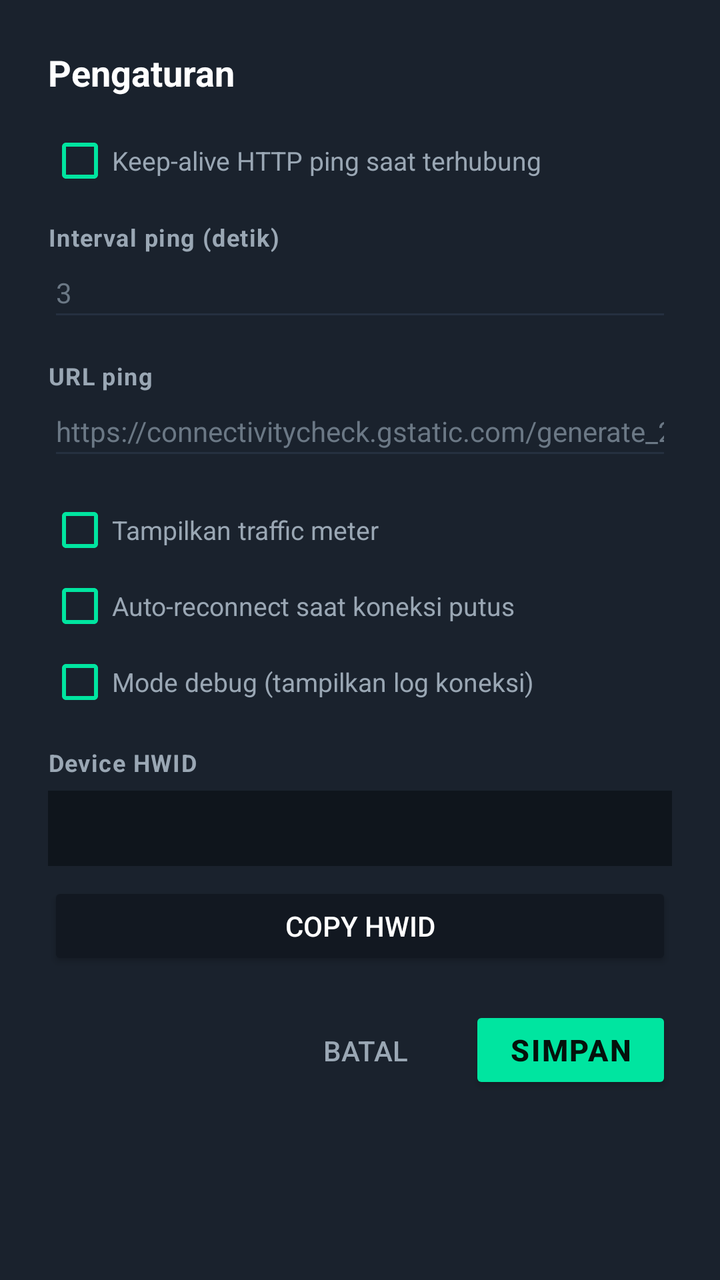
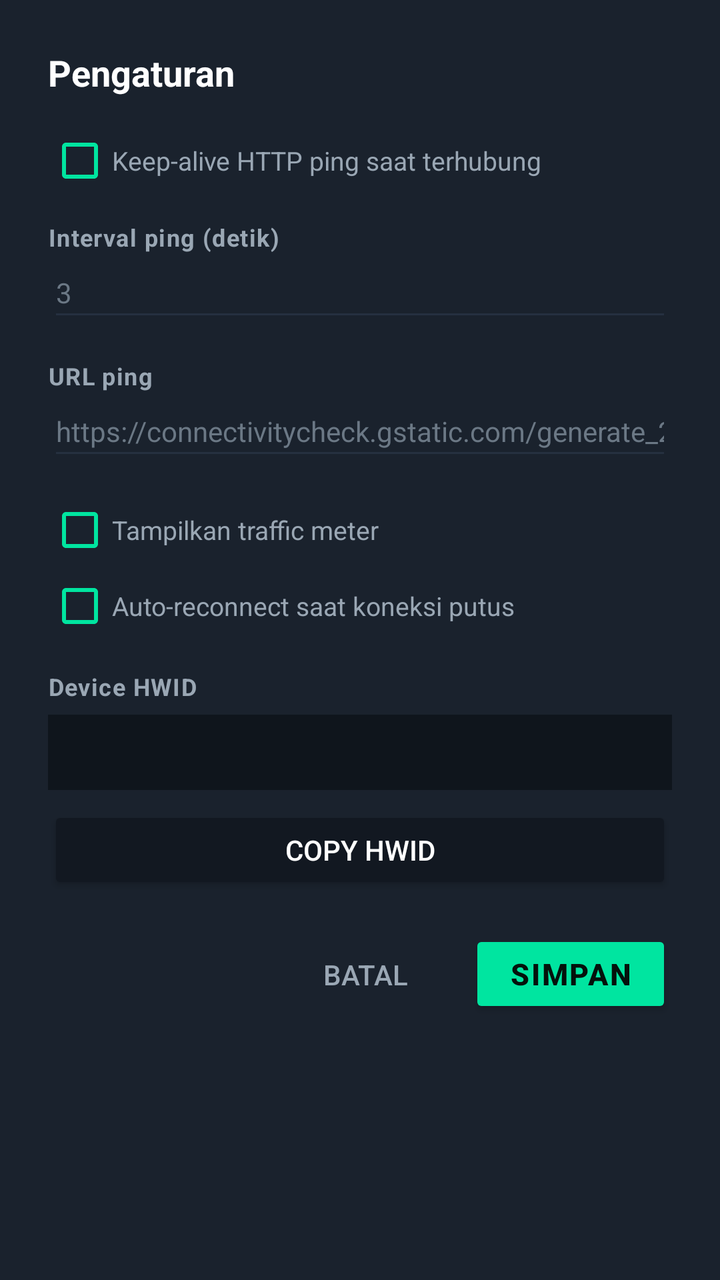

Two renders of the same Android screen: before a commit and after it. Below are the layout's source before the change and the commit's diff.
<!-- AndroidManifest.xml: application theme Theme.PanTunnel -->
<!-- res/layout/dialog_settings.xml -->
<?xml version="1.0" encoding="utf-8"?>
<ScrollView xmlns:android="http://schemas.android.com/apk/res/android"
    android:layout_width="match_parent"
    android:layout_height="wrap_content"
    android:background="@color/bg_elevated">

    <LinearLayout
        android:layout_width="match_parent"
        android:layout_height="wrap_content"
        android:orientation="vertical"
        android:padding="24dp">

        <TextView
            android:layout_width="match_parent"
            android:layout_height="wrap_content"
            android:text="Pengaturan"
            android:textColor="@color/text_primary"
            android:textSize="18sp"
            android:textStyle="bold" />

        <CheckBox
            android:id="@+id/setPing"
            android:layout_width="match_parent"
            android:layout_height="wrap_content"
            android:layout_marginTop="16dp"
            android:buttonTint="@color/accent"
            android:text="Keep-alive HTTP ping saat terhubung"
            android:textColor="@color/text_secondary"
            android:textSize="13sp" />

        <TextView style="@style/PanTunnelFieldLabel" android:layout_width="match_parent"
            android:layout_height="wrap_content" android:layout_marginTop="14dp"
            android:text="Interval ping (detik)" />
        <EditText
            android:id="@+id/setPingInterval"
            style="@style/PanTunnelField"
            android:layout_width="match_parent"
            android:layout_height="wrap_content"
            android:hint="3"
            android:inputType="number" />

        <TextView style="@style/PanTunnelFieldLabel" android:layout_width="match_parent"
            android:layout_height="wrap_content" android:layout_marginTop="14dp"
            android:text="URL ping" />
        <EditText
            android:id="@+id/setPingUrl"
            style="@style/PanTunnelField"
            android:layout_width="match_parent"
            android:layout_height="wrap_content"
            android:hint="https://connectivitycheck.gstatic.com/generate_204"
            android:inputType="textUri" />

        <CheckBox
            android:id="@+id/setTraffic"
            android:layout_width="match_parent"
            android:layout_height="wrap_content"
            android:layout_marginTop="14dp"
            android:buttonTint="@color/accent"
            android:text="Tampilkan traffic meter"
            android:textColor="@color/text_secondary"
            android:textSize="13sp" />

        <CheckBox
            android:id="@+id/setAutoReconnect"
            android:layout_width="match_parent"
            android:layout_height="wrap_content"
            android:layout_marginTop="6dp"
            android:buttonTint="@color/accent"
            android:text="Auto-reconnect saat koneksi putus"
            android:textColor="@color/text_secondary"
            android:textSize="13sp" />

        <CheckBox
            android:id="@+id/setDebug"
            android:layout_width="match_parent"
            android:layout_height="wrap_content"
            android:layout_marginTop="6dp"
            android:buttonTint="@color/accent"
            android:text="Mode debug (tampilkan log koneksi)"
            android:textColor="@color/text_secondary"
            android:textSize="13sp" />

        <TextView style="@style/PanTunnelFieldLabel" android:layout_width="match_parent"
            android:layout_height="wrap_content" android:layout_marginTop="16dp"
            android:text="Device HWID" />
        <TextView
            android:id="@+id/setHwid"
            android:layout_width="match_parent"
            android:layout_height="wrap_content"
            android:layout_marginTop="6dp"
            android:background="@color/bg_status"
            android:fontFamily="monospace"
            android:padding="10dp"
            android:textColor="@color/accent_cyan"
            android:textIsSelectable="true"
            android:textSize="13sp" />

        <Button
            android:id="@+id/setCopyHwid"
            android:layout_width="match_parent"
            android:layout_height="44dp"
            android:layout_marginTop="8dp"
            android:backgroundTint="@color/bg_surface"
            android:text="Copy HWID"
            android:textColor="@color/text_primary" />

        <LinearLayout
            android:layout_width="match_parent"
            android:layout_height="wrap_content"
            android:layout_marginTop="18dp"
            android:gravity="end"
            android:orientation="horizontal">

            <Button
                android:id="@+id/setCancel"
                style="@style/Widget.AppCompat.Button.Borderless"
                android:layout_width="wrap_content"
                android:layout_height="44dp"
                android:paddingHorizontal="16dp"
                android:text="@string/cancel"
                android:textColor="@color/text_secondary" />

            <Button
                android:id="@+id/setDone"
                style="@style/PanTunnelPrimaryButton"
                android:layout_width="wrap_content"
                android:layout_height="44dp"
                android:layout_marginStart="8dp"
                android:paddingHorizontal="20dp"
                android:text="@string/save" />
        </LinearLayout>
    </LinearLayout>
</ScrollView>
<!-- resources referenced by this layout -->
<resources>
  <color name="accent">#00E5A0</color>
  <color name="accent_cyan">#22D3EE</color>
  <color name="bg_elevated">#1A222D</color>
  <color name="bg_status">#0F151C</color>
  <color name="bg_surface">#121821</color>
  <color name="text_primary">#FFFFFF</color>
  <color name="text_secondary">#9AA7B4</color>
  <string name="cancel">BATAL</string>
  <string name="save">SIMPAN</string>
  <style name="PanTunnelField">
          <item name="android:textColor">@color/text_primary</item>
          <item name="android:textColorHint">@color/text_muted</item>
          <item name="android:backgroundTint">@color/divider</item>
          <item name="android:textSize">14sp</item>
          <item name="android:paddingTop">10dp</item>
          <item name="android:paddingBottom">10dp</item>
          <item name="android:singleLine">true</item>
      </style>
  <style name="PanTunnelFieldLabel">
          <item name="android:textColor">@color/text_secondary</item>
          <item name="android:textSize">12sp</item>
          <item name="android:textStyle">bold</item>
          <item name="android:letterSpacing">0.04</item>
      </style>
  <style name="PanTunnelPrimaryButton" parent="Widget.AppCompat.Button">
          <item name="android:backgroundTint">@color/accent</item>
          <item name="android:textColor">#04120C</item>
          <item name="android:textStyle">bold</item>
          <item name="android:textSize">15sp</item>
          <item name="android:letterSpacing">0.06</item>
      </style>
  <style name="Theme.PanTunnel" parent="Theme.AppCompat.NoActionBar">
          <item name="colorPrimary">@color/accent</item>
          <item name="colorPrimaryDark">@color/bg_root</item>
          <item name="colorAccent">@color/accent</item>
          <item name="android:windowBackground">@color/bg_root</item>
          <item name="android:statusBarColor">@color/bg_root</item>
          <item name="android:navigationBarColor">@color/bg_root</item>
          <item name="android:textColorPrimary">@color/text_primary</item>
          <item name="android:textColorSecondary">@color/text_secondary</item>
          <item name="android:textColorHint">@color/text_muted</item>
          <item name="alertDialogTheme">@style/Theme.PanTunnel.Dialog</item>
      </style>
  <color name="text_muted">#6B7885</color>
  <color name="divider">#253040</color>
  <color name="bg_root">#0B0F14</color>
  <style name="Theme.PanTunnel.Dialog" parent="Theme.AppCompat.Dialog.Alert">
          <item name="android:windowBackground">@color/bg_elevated</item>
          <item name="colorAccent">@color/accent</item>
          <item name="android:textColorPrimary">@color/text_primary</item>
      </style>
</resources>

<!-- the commit's change to res/layout/dialog_settings.xml (unified diff, before → after) -->
@@ -13,7 +13,7 @@
         <TextView
             android:layout_width="match_parent"
             android:layout_height="wrap_content"
-            android:text="Pengaturan"
+            android:text="@string/settings_title"
             android:textColor="@color/text_primary"
             android:textSize="18sp"
             android:textStyle="bold" />
@@ -24,13 +24,13 @@
             android:layout_height="wrap_content"
             android:layout_marginTop="16dp"
             android:buttonTint="@color/accent"
-            android:text="Keep-alive HTTP ping saat terhubung"
+            android:text="@string/set_ping_enable"
             android:textColor="@color/text_secondary"
             android:textSize="13sp" />
 
         <TextView style="@style/PanTunnelFieldLabel" android:layout_width="match_parent"
             android:layout_height="wrap_content" android:layout_marginTop="14dp"
-            android:text="Interval ping (detik)" />
+            android:text="@string/set_ping_interval" />
         <EditText
             android:id="@+id/setPingInterval"
             style="@style/PanTunnelField"
@@ -41,7 +41,7 @@
 
         <TextView style="@style/PanTunnelFieldLabel" android:layout_width="match_parent"
             android:layout_height="wrap_content" android:layout_marginTop="14dp"
-            android:text="URL ping" />
+            android:text="@string/set_ping_url" />
         <EditText
             android:id="@+id/setPingUrl"
             style="@style/PanTunnelField"
@@ -56,7 +56,7 @@
             android:layout_height="wrap_content"
             android:layout_marginTop="14dp"
             android:buttonTint="@color/accent"
-            android:text="Tampilkan traffic meter"
+            android:text="@string/set_traffic"
             android:textColor="@color/text_secondary"
             android:textSize="13sp" />
 
@@ -66,23 +66,13 @@
             android:layout_height="wrap_content"
             android:layout_marginTop="6dp"
             android:buttonTint="@color/accent"
-            android:text="Auto-reconnect saat koneksi putus"
-            android:textColor="@color/text_secondary"
-            android:textSize="13sp" />
-
-        <CheckBox
-            android:id="@+id/setDebug"
-            android:layout_width="match_parent"
-            android:layout_height="wrap_content"
-            android:layout_marginTop="6dp"
-            android:buttonTint="@color/accent"
-            android:text="Mode debug (tampilkan log koneksi)"
+            android:text="@string/set_auto_reconnect"
             android:textColor="@color/text_secondary"
             android:textSize="13sp" />
 
         <TextView style="@style/PanTunnelFieldLabel" android:layout_width="match_parent"
             android:layout_height="wrap_content" android:layout_marginTop="16dp"
-            android:text="Device HWID" />
+            android:text="@string/set_hwid_label" />
         <TextView
             android:id="@+id/setHwid"
             android:layout_width="match_parent"
@@ -101,7 +91,7 @@
             android:layout_height="44dp"
             android:layout_marginTop="8dp"
             android:backgroundTint="@color/bg_surface"
-            android:text="Copy HWID"
+            android:text="@string/set_copy_hwid"
             android:textColor="@color/text_primary" />
 
         <LinearLayout
<!-- resource entries referenced after the edit -->
@@ -9,6 +9,14 @@
   <color name="text_secondary">#9AA7B4</color>
   <string name="cancel">BATAL</string>
   <string name="save">SIMPAN</string>
+  <string name="set_auto_reconnect">Auto-reconnect saat koneksi putus</string>
+  <string name="set_copy_hwid">Copy HWID</string>
+  <string name="set_hwid_label">Device HWID</string>
+  <string name="set_ping_enable">Keep-alive HTTP ping saat terhubung</string>
+  <string name="set_ping_interval">Interval ping (detik)</string>
+  <string name="set_ping_url">URL ping</string>
+  <string name="set_traffic">Tampilkan traffic meter</string>
+  <string name="settings_title">Pengaturan</string>
   <style name="PanTunnelField">
           <item name="android:textColor">@color/text_primary</item>
           <item name="android:textColorHint">@color/text_muted</item>
